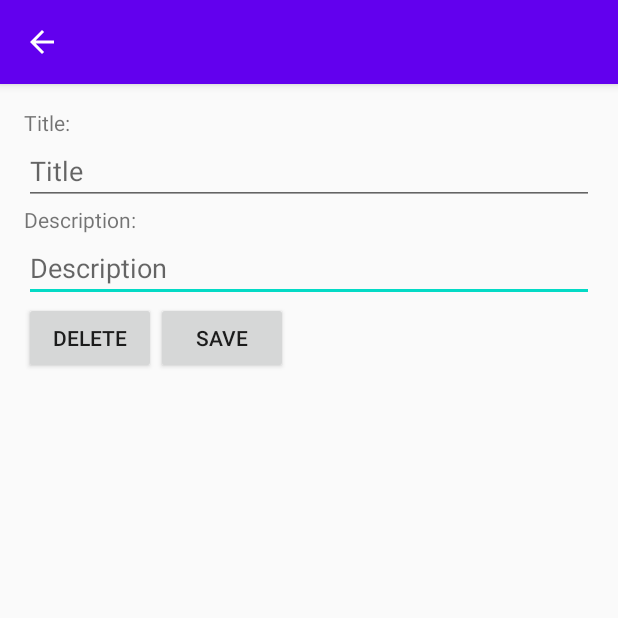
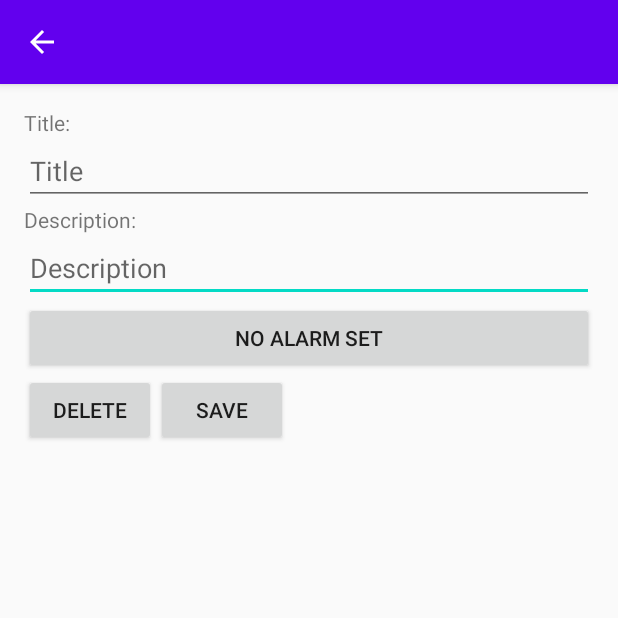
Before and after one commit to Zeniahacks/NoteTaker, an Android app: the DetailActivity screen opened directly, with no data from a screen before it, on a phone screen of 412 x 824 dp, the top half of it. Run offline under Robolectric (Android 15) with nearby library versions, the phone set to English and light mode, and no system bars.

Commit message:
Able to set a time for the alarm, working on the alarm now

```diff
--- a/app/src/main/AndroidManifest.xml
+++ b/app/src/main/AndroidManifest.xml
@@ -1,6 +1,8 @@
 <?xml version="1.0" encoding="utf-8"?>
 <manifest xmlns:android="http://schemas.android.com/apk/res/android"
     package="sg.edu.rp.c346.id19023702.notetaker">
+
+    <uses-permission android:name="android.permission.ACCESS_NOTIFICATION_POLICY"/>
 
     <application
         android:allowBackup="true"
--- a/app/src/main/java/sg/edu/rp/c346/id19023702/notetaker/DetailActivity.java
+++ b/app/src/main/java/sg/edu/rp/c346/id19023702/notetaker/DetailActivity.java
@@ -1,22 +1,30 @@
 package sg.edu.rp.c346.id19023702.notetaker;
 
+import android.app.DatePickerDialog;
+import android.app.TimePickerDialog;
 import android.content.Context;
 import android.content.Intent;
 import android.os.Bundle;
+import android.util.Log;
 import android.view.View;
 import android.widget.Button;
+import android.widget.DatePicker;
 import android.widget.EditText;
+import android.widget.TextView;
+import android.widget.TimePicker;
 import android.widget.Toast;
 
 import androidx.appcompat.app.AppCompatActivity;
 
 import java.util.ArrayList;
+import java.util.Calendar;
 
 public class DetailActivity extends AppCompatActivity {
 
-    private Note selectedNote;
-    private EditText editTextTitle, editTextDescription;
-    private Button buttonDelete, buttonSave;
+    Note selectedNote;
+    EditText editTextTitle, editTextDescription;
+    Button buttonDelete, buttonSave, buttonAlarm;
+    TextView tvTime;
 
     @Override
     protected void onCreate(Bundle savedInstanceState) {
@@ -31,7 +39,8 @@ public class DetailActivity extends AppCompatActivity {
         selectedNote = new Note(
                 intent.getLongExtra(MainActivity.INTENT_EXTRA_KEY, -1),
                 intent.getStringExtra(MainActivity.INTENT_EXTRA_TITLE),
-                intent.getStringExtra(MainActivity.INTENT_EXTRA_DESCRIPTION)
+                intent.getStringExtra(MainActivity.INTENT_EXTRA_DESCRIPTION),
+                intent.getStringExtra(MainActivity.INTENT_EXTRA_TIME)
         );
 
         // Initialize layout elements.
@@ -39,6 +48,8 @@ public class DetailActivity extends AppCompatActivity {
         editTextDescription = findViewById(R.id.edit_text_description);
         buttonDelete = findViewById(R.id.button_delete_note);
         buttonSave = findViewById(R.id.button_save_note);
+        buttonAlarm = findViewById(R.id.button_alarm);
+        tvTime = findViewById(R.id.text_view_time);
 
         // Set text as attributes of the selected note object.
         editTextTitle.setText(selectedNote.getTitle());
@@ -66,6 +77,7 @@ public class DetailActivity extends AppCompatActivity {
                     intent.putExtra(MainActivity.INTENT_EXTRA_KEY, selectedNote.getKey());
                     intent.putExtra(MainActivity.INTENT_EXTRA_TITLE, editTextTitle.getText().toString());
                     intent.putExtra(MainActivity.INTENT_EXTRA_DESCRIPTION, editTextDescription.getText().toString());
+                    intent.putExtra(MainActivity.INTENT_EXTRA_TIME, buttonAlarm.getText().toString());
                     setResult(MainActivity.RESULT_SAVE_NOTE, intent);
                     finish();
                     Toast.makeText(getApplicationContext(),
@@ -74,6 +86,40 @@ public class DetailActivity extends AppCompatActivity {
                             .show();
                     clearAllFields();
                 }
+            }
+        });
+
+        final Calendar newCalender = Calendar.getInstance();
+        buttonAlarm.setOnClickListener(new View.OnClickListener() {
+            @Override
+            public void onClick(View v) {
+                DatePickerDialog dialog = new DatePickerDialog(DetailActivity.this, new DatePickerDialog.OnDateSetListener() {
+                    @Override
+                    public void onDateSet(DatePicker view, final int year, final int month, final int dayOfMonth) {
+
+                        final Calendar newDate = Calendar.getInstance();
+                        Calendar newTime = Calendar.getInstance();
+                        TimePickerDialog time = new TimePickerDialog(DetailActivity.this, new TimePickerDialog.OnTimeSetListener() {
+                            @Override
+                            public void onTimeSet(TimePicker view, int hourOfDay, int minute) {
+
+                                newDate.set(year,month,dayOfMonth,hourOfDay,minute,0);
+                                Calendar tem = Calendar.getInstance();
+                                Log.w("TIME",System.currentTimeMillis()+"");
+                                if(newDate.getTimeInMillis()-tem.getTimeInMillis() > 0)
+                                    buttonAlarm.setText(newDate.getTime().toString());
+                                else
+                                    Toast.makeText(DetailActivity.this,"Invalid time",Toast.LENGTH_SHORT).show();
+
+                            }
+                        },newTime.get(Calendar.HOUR_OF_DAY),newTime.get(Calendar.MINUTE),true);
+                        time.show();
+
+                    }
+                },newCalender.get(Calendar.YEAR),newCalender.get(Calendar.MONTH),newCalender.get(Calendar.DAY_OF_MONTH));
+
+                dialog.getDatePicker().setMinDate(System.currentTimeMillis());
+                dialog.show();
             }
         });
     }
--- a/app/src/main/java/sg/edu/rp/c346/id19023702/notetaker/Note.java
+++ b/app/src/main/java/sg/edu/rp/c346/id19023702/notetaker/Note.java
@@ -1,15 +1,19 @@
 package sg.edu.rp.c346.id19023702.notetaker;
+
+import java.util.Date;
 
 public class Note {
 
     private long key;
     private String title;
     private String description;
+    private String time;
 
-    public Note(long key, String title, String description) {
+    public Note(long key, String title, String description, String time) {
         this.key = key;
         this.title = title;
         this.description = description;
+        this.time = time;
     }
 
     public long getKey() {
@@ -35,4 +39,8 @@ public class Note {
     public void setDescription(String description) {
         this.description = description;
     }
+
+    public String getTime() { return time; }
+
+    public void setTime(String time) { this.time = time; }
 }
--- a/app/src/main/java/sg/edu/rp/c346/id19023702/notetaker/NotesAdapter.java
+++ b/app/src/main/java/sg/edu/rp/c346/id19023702/notetaker/NotesAdapter.java
@@ -39,10 +39,12 @@ public class NotesAdapter extends ArrayAdapter<Note> {
         // Initialize layout elements.
         TextView textViewTitle = convertView.findViewById(R.id.text_view_title);
         TextView textViewDescription = convertView.findViewById(R.id.text_view_description);
+        TextView textViewTime = convertView.findViewById(R.id.text_view_time);
 
         // Set text as attributes of the note object.
         textViewTitle.setText(note.getTitle());
         textViewDescription.setText(note.getDescription());
+        textViewTime.setText(note.getTime());
 
         return convertView;
     }
--- a/app/src/main/res/layout/activity_detail.xml
+++ b/app/src/main/res/layout/activity_detail.xml
@@ -39,6 +39,19 @@
         </EditText>
 
         <LinearLayout
+            android:layout_width="match_parent"
+            android:layout_height="match_parent"
+            android:orientation="horizontal">
+
+            <Button
+                android:id="@+id/button_alarm"
+                android:layout_width="wrap_content"
+                android:layout_height="wrap_content"
+                android:layout_weight="1"
+                android:text="No Alarm set" />
+        </LinearLayout>
+
+        <LinearLayout
             android:layout_width="wrap_content"
             android:layout_height="wrap_content"
             android:orientation="horizontal">
--- a/app/src/main/res/layout/view_note.xml
+++ b/app/src/main/res/layout/view_note.xml
@@ -17,4 +17,10 @@
         android:layout_height="wrap_content"
         android:textAppearance="@style/TextAppearance.AppCompat.Body1" />
 
+    <TextView
+        android:id="@+id/text_view_time"
+        android:layout_width="match_parent"
+        android:layout_height="wrap_content"
+        android:text="TextView" />
+
 </LinearLayout>
```
Also changed, not shown: app/src/main/java/sg/edu/rp/c346/id19023702/notetaker/MainActivity.java (+7 -4 lines).
